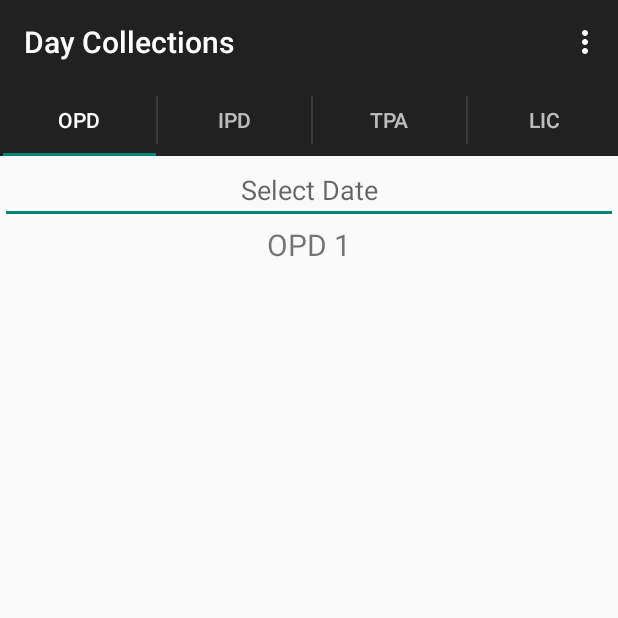
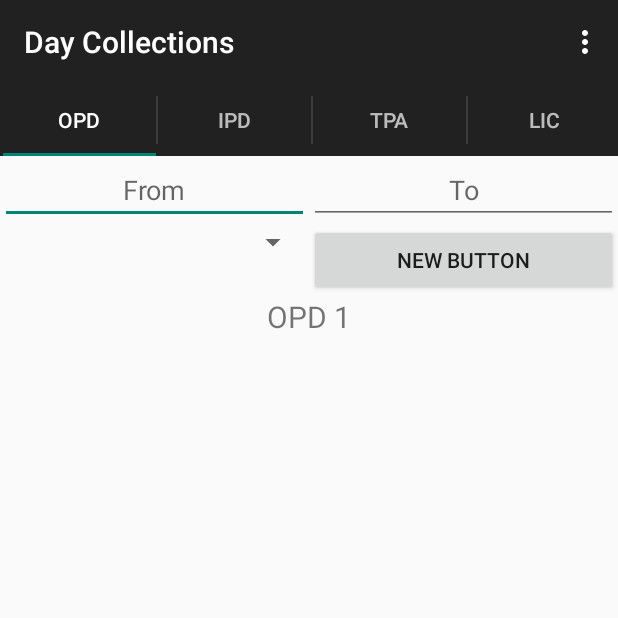
Before and after one commit to princenaman/med365app, an Android app: the FragmentOPD screen opened directly, with no data from a screen before it, on a phone screen of 412 x 824 dp, the top half of it. Run offline under Robolectric (Android 15) with nearby library versions, the light colour scheme and no system bars.

Commit message:
2 Date Pickers!

```diff
--- a/app/src/main/java/com/configaware/med365doctors/FragmentOPD.java
+++ b/app/src/main/java/com/configaware/med365doctors/FragmentOPD.java
@@ -11,6 +11,7 @@ import android.view.View;
 import android.view.ViewGroup;
 import android.widget.DatePicker;
 import android.widget.EditText;
+import android.widget.Spinner;
 import android.widget.TextView;
 
 import java.text.SimpleDateFormat;
@@ -27,10 +28,11 @@ public class FragmentOPD extends Fragment implements View.OnClickListener {
      */
     private static final String ARG_SECTION_NUMBER = "section_number";
     private int sectionNumber;
-    private EditText opdDate;
-    private DatePickerDialog opdDateDialog;
+    private EditText opdDate,opdToDate;
+    private DatePickerDialog opdDateDialog,opdToDateDialog;
     private SimpleDateFormat dateFormatter;
     private Context context;
+    private Spinner spinner;
 
     public FragmentOPD() {
     }
@@ -66,6 +68,8 @@ public class FragmentOPD extends Fragment implements View.OnClickListener {
         opdDate = (EditText) rootView.findViewById(R.id.opdDate);
         opdDate.setInputType(InputType.TYPE_NULL);
         opdDate.requestFocus();
+        opdToDate = (EditText) rootView.findViewById(R.id.opdToDate);
+        opdToDate.setInputType(InputType.TYPE_NULL);
         setDateTimeField();
 
         return rootView;
@@ -73,6 +77,7 @@ public class FragmentOPD extends Fragment implements View.OnClickListener {
 
     private void setDateTimeField() {
         opdDate.setOnClickListener(this);
+        opdToDate.setOnClickListener(this);
 
         Calendar newCalendar = Calendar.getInstance();
         opdDateDialog = new DatePickerDialog(context, new DatePickerDialog.OnDateSetListener() {
@@ -84,12 +89,26 @@ public class FragmentOPD extends Fragment implements View.OnClickListener {
             }
 
         },newCalendar.get(Calendar.YEAR), newCalendar.get(Calendar.MONTH), newCalendar.get(Calendar.DAY_OF_MONTH));
+
+        opdToDateDialog = new DatePickerDialog(context, new DatePickerDialog.OnDateSetListener() {
+
+            public void onDateSet(DatePicker view, int year, int monthOfYear, int dayOfMonth) {
+                Calendar newDate = Calendar.getInstance();
+                newDate.set(year, monthOfYear, dayOfMonth);
+                opdToDate.setText(dateFormatter.format(newDate.getTime()));
+            }
+
+        },newCalendar.get(Calendar.YEAR), newCalendar.get(Calendar.MONTH), newCalendar.get(Calendar.DAY_OF_MONTH));
     }
 
     @Override
     public void onClick(View view) {
         if(view == opdDate) {
             opdDateDialog.show();
+            opdToDate.requestFocus();
+        }
+        else if(view == opdToDate) {
+            opdToDateDialog.show();
         }
     }
 }
--- a/app/src/main/res/layout/fragment_opd.xml
+++ b/app/src/main/res/layout/fragment_opd.xml
@@ -2,22 +2,60 @@
 <RelativeLayout xmlns:android="http://schemas.android.com/apk/res/android"
     android:layout_width="match_parent" android:layout_height="match_parent">
 
-    <EditText
-        android:id="@+id/opdDate"
+    <LinearLayout
+        android:orientation="horizontal"
         android:layout_width="fill_parent"
         android:layout_height="wrap_content"
-        android:layout_weight=".5"
-        android:hint="@string/date"
-        android:gravity="center_horizontal" />
+        android:id="@+id/datePickers">
+
+        <EditText
+            android:id="@+id/opdDate"
+            android:layout_width="0dp"
+            android:layout_height="wrap_content"
+            android:layout_weight="1"
+            android:hint="@string/date"
+            android:gravity="center_horizontal" />
+
+        <EditText
+            android:layout_width="0dp"
+            android:layout_height="wrap_content"
+            android:id="@+id/opdToDate"
+            android:layout_weight="1"
+            android:hint="@string/opdToDate"
+            android:gravity="center_horizontal" />
+    </LinearLayout>
+
+    <LinearLayout
+        android:orientation="horizontal"
+        android:layout_width="fill_parent"
+        android:layout_height="wrap_content"
+        android:id="@+id/selectSearch"
+        android:layout_below="@+id/datePickers">
+
+        <Spinner
+            android:layout_width="0dp"
+            android:layout_height="wrap_content"
+            android:id="@+id/typeSelect"
+            android:layout_weight="1"
+            android:spinnerMode="dropdown"
+            android:prompt="@string/spinner_title"/>
+
+        <Button
+            android:layout_width="0dp"
+            android:layout_height="wrap_content"
+            android:text="New Button"
+            android:id="@+id/opdButton"
+            android:layout_weight="1" />
+    </LinearLayout>
 
     <TextView
         android:layout_width="fill_parent"
-        android:layout_height="wrap_content"
+        android:layout_height="fill_parent"
         android:text="OPD"
         android:id="@+id/opdText"
         android:gravity="center_horizontal"
         android:textSize="20sp"
-        android:layout_below="@+id/opdDate"
+        android:layout_below="@+id/selectSearch"
         android:layout_alignParentLeft="true"
         android:layout_alignParentStart="true" />
 
--- a/app/src/main/res/values/strings.xml
+++ b/app/src/main/res/values/strings.xml
@@ -18,7 +18,9 @@
     <string name="title_section2">IPD</string>
     <string name="title_section3">TPA</string>
     <string name="title_section4">LIC</string>
-    <string name="date">Select Date</string>
+    <string name="date">From</string>
+    <string name="opdToDate">To</string>
+    <string name="spinner_title">Select Type</string>
 
 
 </resources>
```
